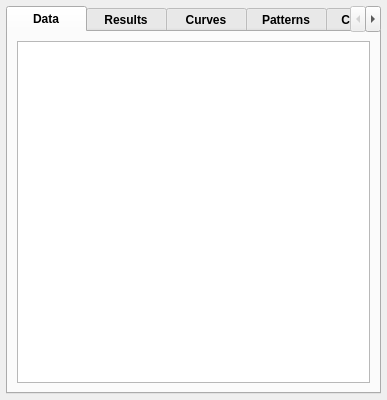
Above: ui/qgisred_elementproperties_dialog.ui from Ingeniousware/QGISRed-BID before the change. Below: the same form after it.
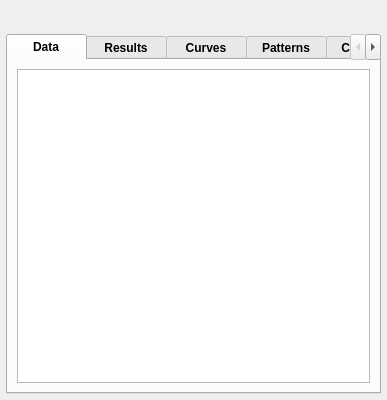
That is the form after the change. Custom widgets are drawn as their Qt base class.

Commit message: en finishing titlebar

The edit to the form file:
```diff
--- a/ui/qgisred_elementproperties_dialog.ui
+++ b/ui/qgisred_elementproperties_dialog.ui
@@ -52,6 +52,13 @@
     <property name="bottomMargin">
      <number>6</number>
     </property>
+    <item>
+     <widget class="QLabel" name="labelFoundElement">
+      <property name="text">
+       <string/>
+      </property>
+     </widget>
+    </item>
     <item>
      <widget class="QTabWidget" name="tabWidget">
       <property name="styleSheet">
```
The commit also changes 1 other file.
